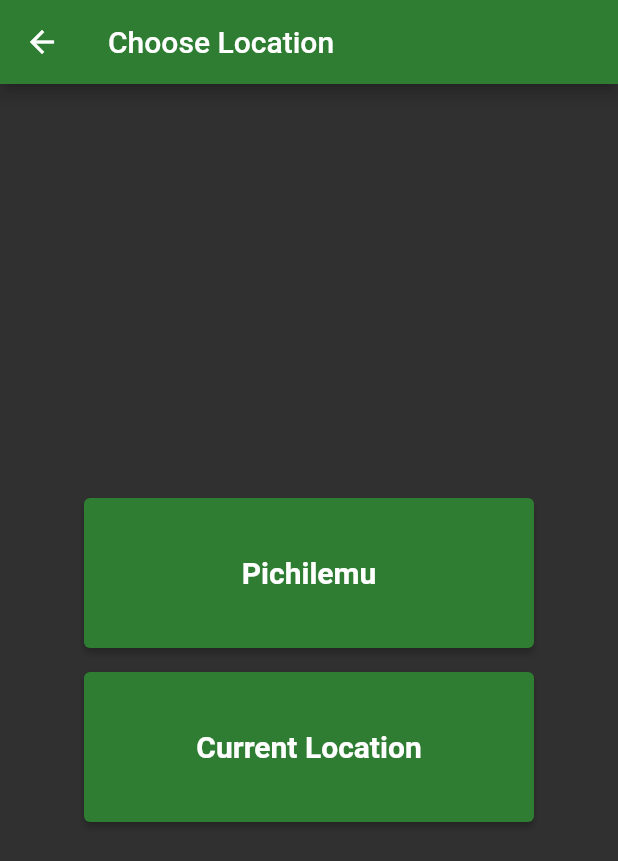
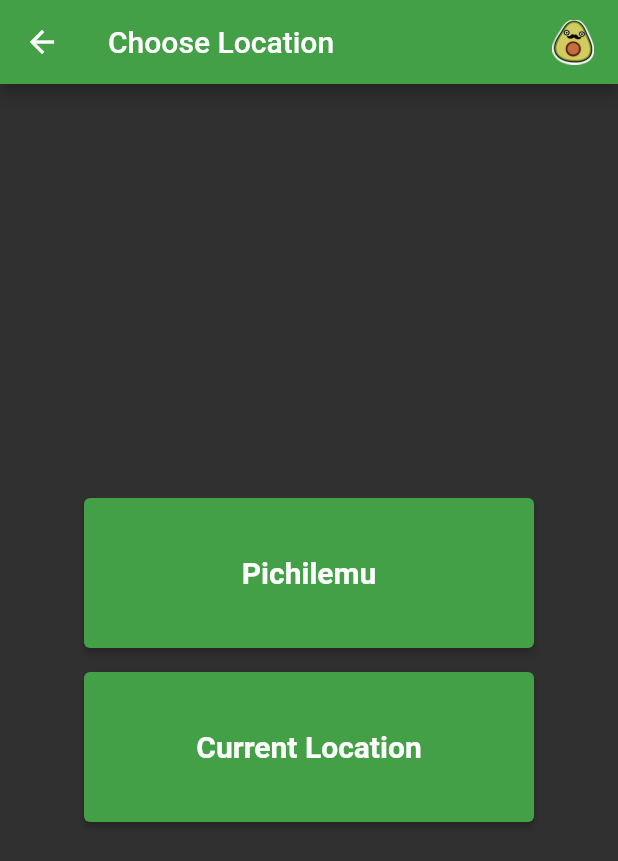
Before and after one commit to sergius-black/albalarma, a Flutter app: the screen it shows after launch, after a tap on the "wb sunny" icon, on a phone screen of 412 x 824 dp. Shown: the top 861 px of the screen. Run offline on Flutter 3.47's test engine with Material 2 defaults, Android fonts, the phone set to English and light mode, and no system bars; our stand-ins replace audio_service, auto_route, bloc, dio, flutter_bloc, flutter_local_notifications and 9 more; missing offline and left inert: android_alarm_manager_plus, audio_session; accounts and stored records are empty.

Commit message:
app ready....?

```diff
--- a/albalarma/lib/application/alarm/cubit/alarm_state.dart
+++ b/albalarma/lib/application/alarm/cubit/alarm_state.dart
@@ -3,8 +3,9 @@ part of 'alarm_cubit.dart';
 @freezed
 class AlarmState with _$AlarmState {
   const factory AlarmState.initial() = AlarmInitial;
-  const factory AlarmState.off(Alarm alarm) = Off;
+  const factory AlarmState.off(Alarm alarm, int initialOffset) = Off;
   const factory AlarmState.setting() = SettingAlarm;
-  const factory AlarmState.setted(Alarm alarm) = AlarmSet;
+  const factory AlarmState.setted(
+      Alarm alarm, int offset, bool orchestratorState) = AlarmSet;
   const factory AlarmState.error() = AlarmError;
 }
--- a/albalarma/lib/application/location/location_cubit.dart
+++ b/albalarma/lib/application/location/location_cubit.dart
@@ -1,5 +1,6 @@
 import 'package:albalarma/dependency_injection/injection.dart';
 import 'package:albalarma/domain/location/location.dart';
+import 'package:albalarma/infrastructure/local_db/local_db_repository.dart';
 import 'package:albalarma/infrastructure/location/location_repository.dart';
 import 'package:freezed_annotation/freezed_annotation.dart';
 import 'package:bloc/bloc.dart';
@@ -13,6 +14,7 @@ class LocationCubit extends Cubit<LocationState> {
   LocationCubit() : super(LocationState.initial());
 
   final LocationRepository _locationRepository = getIt<LocationRepository>();
+  final LocalDatabase _db = getIt<LocalDatabase>();
 
   Future<void> getPichilemu() async {
     final location = await _locationRepository.getPichilemuSuntimes();
@@ -26,13 +28,15 @@ class LocationCubit extends Cubit<LocationState> {
   }
 
   Future<void> getLocation() async {
-    emit(LocationState.requesting());
-    final location = await _locationRepository.getCurrentLocationSuntimes();
     try {
+      emit(LocationState.requesting());
+      final location = await _locationRepository.getCurrentLocationSuntimes();
+      await _db.saveLocation(location);
       emit(LocationState.loaded(location));
     } catch (err) {
-      emit(LocationState.error(
-          "Couldn't fetch location. Is the device online?", location));
+      Location? lastLocation = _db.getLastLocation();
+      emit(LocationState.error("Couldn't fetch location. Is the device online?",
+          lastLocation ?? Location.pichilemu()));
     }
   }
 
--- a/albalarma/lib/domain/location/location.dart
+++ b/albalarma/lib/domain/location/location.dart
@@ -1,16 +1,19 @@
 import 'package:freezed_annotation/freezed_annotation.dart';
 
 import 'package:albalarma/domain/location/sun_times.dart';
+import 'package:hive/hive.dart';
 
 part 'location.freezed.dart';
+part 'location.g.dart';
 
 @freezed
 abstract class Location with _$Location {
+  @HiveType(typeId: 1, adapterName: "LocationAdapter")
   const factory Location({
-    required String name,
-    required double latitude,
-    required double longitude,
-    List<SunTimes>? sunTimes,
+    @HiveField(0) required String name,
+    @HiveField(1) required double latitude,
+    @HiveField(2) required double longitude,
+    @HiveField(3) List<SunTimes>? sunTimes,
   }) = _Location;
 
   factory Location.pichilemu() => Location(
--- a/albalarma/lib/infrastructure/local_db/local_db_repository.dart
+++ b/albalarma/lib/infrastructure/local_db/local_db_repository.dart
@@ -1,3 +1,5 @@
+import 'package:albalarma/domain/alarm/alarm.dart';
+import 'package:albalarma/domain/location/location.dart';
 import 'package:albalarma/domain/location/sun_times.dart';
 import 'package:hive/hive.dart';
 import 'package:hive_flutter/hive_flutter.dart';
@@ -7,6 +9,8 @@ import 'package:shared_preferences/shared_preferences.dart';
 @Singleton()
 class LocalDatabase {
   late Box _sunTimesBox;
+  late Box _locationBox;
+  late Box _alarmBox;
   late SharedPreferences _sharedPreferences;
 
   //Constructor
@@ -14,13 +18,33 @@ class LocalDatabase {
   LocalDatabase() {
     Hive.initFlutter().then((_) {
       Hive.registerAdapter(SunTimesAdapter());
+      Hive.registerAdapter(LocationAdapter());
+      Hive.registerAdapter(AlarmAdapter());
       Hive.openBox<SunTimes>('suntimes').then((box) => _sunTimesBox = box);
+      Hive.openBox<Location>('location').then((box) => _locationBox = box);
+      Hive.openBox<Alarm>('alarm').then((box) => _alarmBox = box);
     });
 
     SharedPreferences.getInstance().then((prefs) => _sharedPreferences = prefs);
   }
 
   //Hive Methods
+
+  Future<void> saveLocation(Location location) {
+    return _locationBox.put("lastLocation", location);
+  }
+
+  Location? getLastLocation() {
+    return _locationBox.get("lastLocation");
+  }
+
+  Future<void> saveAlarm(Alarm alarm) {
+    return _alarmBox.put("currentAlarm", alarm);
+  }
+
+  Alarm? getCurrentAlarm() {
+    return _alarmBox.get("currentAlarm");
+  }
 
   SunTimes? getDateSunTimes(DateTime date, String locality) {
     final String dateAndLocation =
@@ -63,12 +87,12 @@ class LocalDatabase {
 
 // Shared Preferences Methods
 
-  Future<bool> setAlbalarmaStatus(bool onOrOff) async {
-    return await _sharedPreferences.setBool("albalarmaStatus", onOrOff);
+  Future<bool> setOrchestratorStatus(bool onOrOff) async {
+    return await _sharedPreferences.setBool("orchestratorStatus", onOrOff);
   }
 
-  Future<bool> getAlbalarmaStatus() async {
-    return _sharedPreferences.getBool("albalarmaStatus") ?? false;
+  Future<bool> getOrchestratorStatus() async {
+    return _sharedPreferences.getBool("orchestratorStatus") ?? false;
   }
 
   Future<bool> setAlarmTimeString(String timeString) async {
--- a/albalarma/lib/infrastructure/location/location_repository.dart
+++ b/albalarma/lib/infrastructure/location/location_repository.dart
@@ -51,12 +51,7 @@ class LocationRepository implements ILocationRepository {
 
     try {
       PositionName _positionName = await determinePosition();
-      print(_positionName);
       DateTime today = DateTime.now();
-      // List<Placemark> _placemarks = await placemarkFromCoordinates(
-      //     _position.latitude, _position.longitude);
-
-      print(_positionName.name);
 
       List<SunTimes> suntimes = [];
 
@@ -65,12 +60,8 @@ class LocationRepository implements ILocationRepository {
 
         final sunTimesFromLocalDB =
             _db.getDateSunTimes(requestDay, _positionName.name);
-        // if (sunTimesFromLocalDB != null) {
-        //   print("local suntimes");
-        //   print(sunTimesFromLocalDB);
-        // }
+
         if (sunTimesFromLocalDB == null) {
-          // print("Requesting suntimes for $dateAndLocation");
           SunTimes sunTimesFromRemoteAPI = await _api.getSunTimesFromAPI(
             latitude: _positionName.position.latitude.toString(),
             longitude: _positionName.position.longitude.toString(),
--- a/albalarma/lib/main.dart
+++ b/albalarma/lib/main.dart
@@ -5,10 +5,12 @@ import 'package:albalarma/presentation/routes/router.gr.dart';
 import 'package:flutter/material.dart';
 
 import 'package:injectable/injectable.dart';
+import 'package:flutter/services.dart';
 
 Future<void> main() async {
   WidgetsFlutterBinding.ensureInitialized();
-
+  SystemChrome.setPreferredOrientations(
+      [DeviceOrientation.portraitUp, DeviceOrientation.portraitDown]);
   await configureInjection(Environment.prod);
   runApp(MyApp());
 }
@@ -38,11 +40,11 @@ class _MyAppState extends State<MyApp> {
             routeInformationParser: _router.defaultRouteParser(),
             //theme
             theme: ThemeData.dark().copyWith(
-              primaryColor: Colors.green[800],
+              primaryColor: Colors.green[600],
               accentColor: Colors.green[300],
               elevatedButtonTheme: ElevatedButtonThemeData(
                 style: ElevatedButton.styleFrom(
-                    primary: Colors.green[800],
+                    primary: Colors.green[600],
                     textStyle:
                         TextStyle(fontSize: 20, fontWeight: FontWeight.bold)),
               ),
--- /dev/null
+++ b/albalarma/lib/presentation/common/app_icon.dart
@@ -0,0 +1,20 @@
+import 'package:flutter/material.dart';
+
+class AppIconWidget extends StatelessWidget {
+  final image;
+  final double imageSize;
+
+  AppIconWidget({
+    Key? key,
+    this.image = "assets/paltabigote.png",
+    required this.imageSize,
+  }) : super(key: key);
+
+  @override
+  Widget build(BuildContext context) {
+    return Image.asset(
+      image,
+      height: imageSize,
+    );
+  }
+}
--- a/albalarma/lib/presentation/features/alarm/alarm_page.dart
+++ b/albalarma/lib/presentation/features/alarm/alarm_page.dart
@@ -3,6 +3,7 @@ import 'package:albalarma/application/audio/cubit/audio_cubit.dart';
 import 'package:albalarma/application/location/location_cubit.dart';
 import 'package:albalarma/dependency_injection/injection.dart';
 import 'package:albalarma/domain/location/location.dart';
+import 'package:albalarma/presentation/common/app_icon.dart';
 import 'package:albalarma/presentation/features/alarm/widgets/alarm_dial.dart';
 import 'package:albalarma/presentation/routes/router.gr.dart';
 import 'package:auto_route/auto_route.dart';
@@ -43,7 +44,15 @@ class _AlarmPageState extends State<AlarmPage> {
       child: SafeArea(
         child: Scaffold(
           appBar: AppBar(
-            title: Text("Albalarma"),
+            title: Row(
+              children: [
+                AppIconWidget(imageSize: 30),
+                SizedBox(
+                  width: 20,
+                ),
+                Text("Albalarma"),
+              ],
+            ),
             actions: [
               IconButton(
                   icon: const Icon(Icons.radio),
@@ -141,6 +150,7 @@ class _AlarmPageState extends State<AlarmPage> {
               ),
               Text("${location.name} Sun Times"),
               DataTable(
+                columnSpacing: 30,
                 columns: const <DataColumn>[
                   DataColumn(
                     label: Text(
@@ -177,8 +187,19 @@ class _AlarmPageState extends State<AlarmPage> {
       onRefresh: () => context.read<LocationCubit>().reFetchSuntimes(location),
       child: SingleChildScrollView(
         physics: const AlwaysScrollableScrollPhysics(),
-        child: Center(
-          child: Text("ERROROROROROR"),
+        child: Container(
+          height: MediaQuery.of(context).size.height - 200,
+          child: Center(
+            child: Column(
+              children: [
+                Text("ERROROROROROR"),
+                SizedBox(
+                  height: 20,
+                ),
+                Text("Pull down to reload"),
+              ],
+            ),
+          ),
         ),
       ),
     );
--- a/albalarma/lib/presentation/features/location/location_page.dart
+++ b/albalarma/lib/presentation/features/location/location_page.dart
@@ -1,5 +1,6 @@
 import 'package:albalarma/application/location/location_cubit.dart';
 import 'package:albalarma/domain/location/location.dart';
+import 'package:albalarma/presentation/common/app_icon.dart';
 import "package:flutter/material.dart";
 import 'package:flutter_bloc/flutter_bloc.dart';
 
@@ -25,9 +26,17 @@ class _LocationPageState extends State<LocationPage> {
   Widget build(BuildContext context) {
     return BlocProvider(
       create: (context) => LocationCubit(),
+      child: SafeArea(
         child: Scaffold(
           appBar: AppBar(
-          title: Text("Choose Location"),
+            title: Row(
+              mainAxisSize: MainAxisSize.max,
+              children: [
+                Text("Choose Location"),
+                Spacer(),
+                AppIconWidget(imageSize: 30)
+              ],
+            ),
           ),
           body: Container(
             padding: EdgeInsets.symmetric(vertical: 16),
@@ -47,6 +56,7 @@ class _LocationPageState extends State<LocationPage> {
                   return buildError();
                 }
               },
+            ),
           ),
         ),
       ),
@@ -121,6 +131,7 @@ class _LocationPageState extends State<LocationPage> {
             children: [
               Text(location.name),
               DataTable(
+                columnSpacing: 30,
                 columns: const <DataColumn>[
                   DataColumn(
                     label: Text(
--- a/albalarma/lib/presentation/features/splash/splash.dart
+++ b/albalarma/lib/presentation/features/splash/splash.dart
@@ -1,6 +1,6 @@
 import 'dart:async';
 
-import 'package:albalarma/presentation/features/splash/splash_icon.dart';
+import 'package:albalarma/presentation/common/app_icon.dart';
 import 'package:albalarma/presentation/routes/router.gr.dart';
 import 'package:auto_route/auto_route.dart';
 import 'package:flutter/material.dart';
@@ -19,8 +19,10 @@ class _SplashScreenState extends State<SplashScreen> {
 
   @override
   Widget build(BuildContext context) {
+    var size = MediaQuery.of(context).size;
+
     return Material(
-      child: Center(child: AppIconWidget(image: "assets/paltabigote.png")),
+      child: Center(child: AppIconWidget(imageSize: size.width * 0.7)),
     );
   }
 
--- a/albalarma/lib/presentation/features/splash/splash_icon.dart
+++ /dev/null
@@ -1,29 +0,0 @@
-import 'package:flutter/material.dart';
-
-class AppIconWidget extends StatelessWidget {
-  final image;
-  double? imageSize;
-
-  AppIconWidget({Key? key, this.image, this.imageSize}) : super(key: key);
-
-  @override
-  Widget build(BuildContext context) {
-    //getting screen size
-    var size = MediaQuery.of(context).size;
-
-    //calculating container width
-    // double imageSize;
-    if (imageSize == null) {
-      if (MediaQuery.of(context).orientation == Orientation.portrait) {
-        imageSize = (size.width * 0.70);
-      } else {
-        imageSize = (size.height * 0.70);
-      }
-    }
-
-    return Image.asset(
-      image,
-      height: imageSize,
-    );
-  }
-}
--- a/albalarma/pubspec.yaml
+++ b/albalarma/pubspec.yaml
@@ -101,7 +101,9 @@ flutter:
 
   # To add assets to your application, add an assets section, like this:
   assets:
+    - assets/paltarelax.png
     - assets/paltabigote.png
+
 
   # An image asset can refer to one or more resolution-specific "variants", see
   # https://flutter.dev/assets-and-images/#resolution-aware.
```
Also changed, not shown: albalarma/lib/application/alarm/cubit/alarm_cubit.dart (+69 -9 lines), albalarma/lib/domain/alarm/alarm.dart (+10 -5 lines), albalarma/lib/infrastructure/alarm_service/alarm_repository.dart (+8 -19 lines), albalarma/lib/presentation/features/alarm/widgets/alarm_dial.dart (+100 -47 lines), albalarma/lib/presentation/features/radio/radio.dart (+15 -7 lines), albalarma/assets/paltarelax.png (added), albalarma/lib/application/alarm/cubit/alarm_cubit.freezed.dart, albalarma/lib/domain/alarm/alarm.freezed.dart, albalarma/lib/domain/alarm/alarm.g.dart (added), albalarma/lib/domain/location/location.freezed.dart, albalarma/lib/domain/location/location.g.dart (added), 12 other files. Lines whose indentation alone changed are shown as unchanged.
